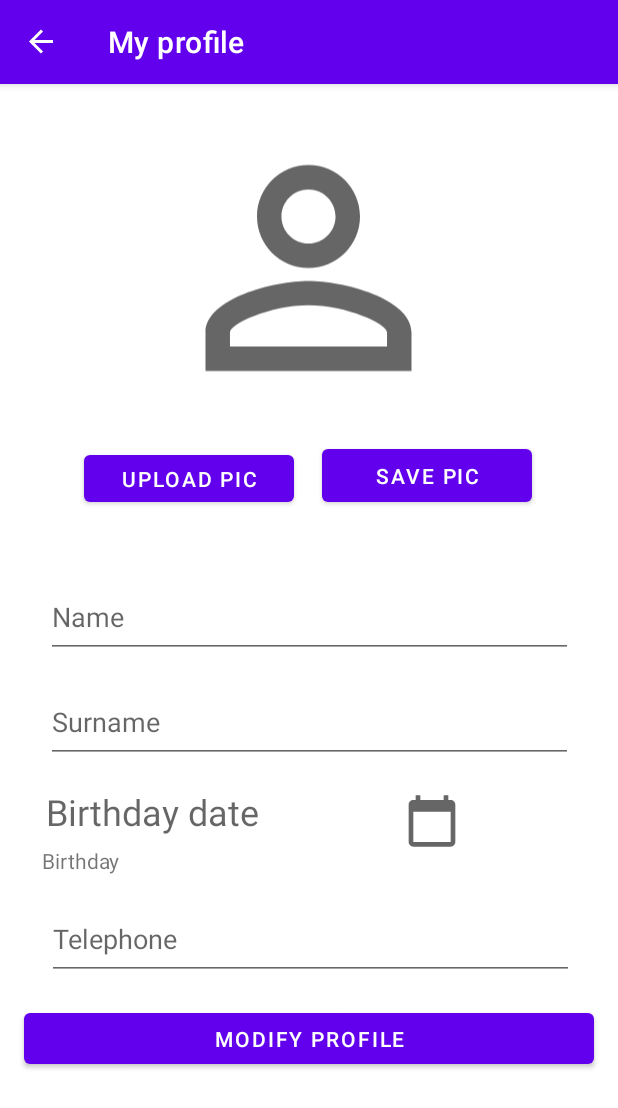
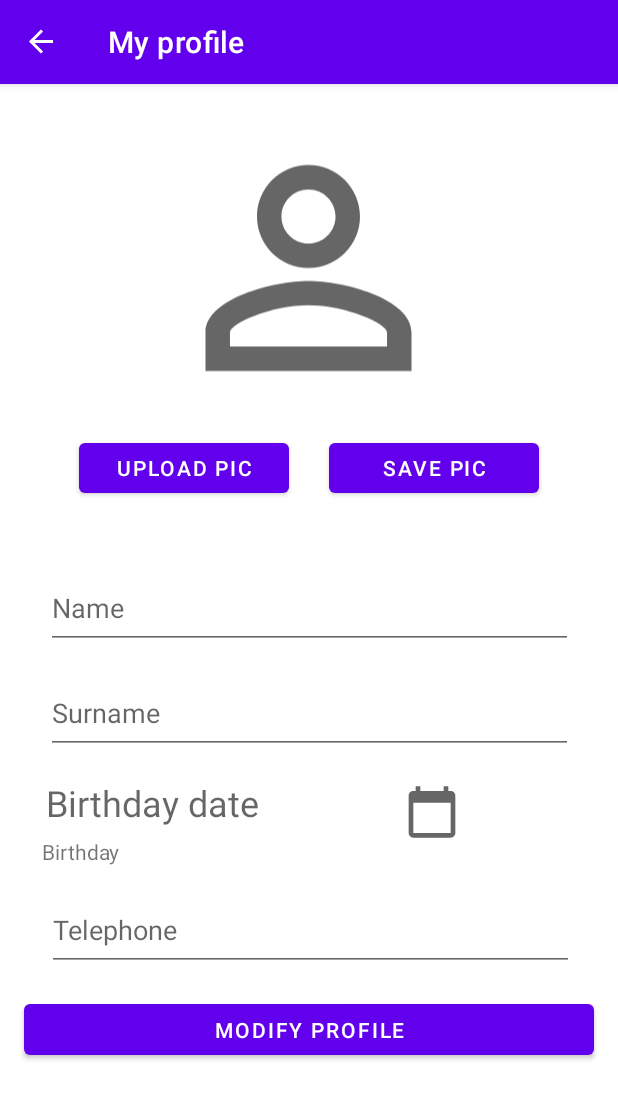
Before and after one commit to gianluca-pepe/eatwithme, an Android app: the MyProfileFragment screen opened through its navigation route, on a phone screen of 412 x 824 dp. Shown: the top 1108 px of the screen. Run offline under Robolectric (Android 15) with nearby library versions, the phone set to English and light mode, and no system bars; our stand-ins replace Firebase (no records; nobody signed in at launch, a user with empty details on screens opened directly), navigation-ui; pictures from the network do not load.

Commit message:
Fix scroll on "My profile" + some text size fix

```diff
--- a/app/src/main/res/layout/fragment_my_profile.xml
+++ b/app/src/main/res/layout/fragment_my_profile.xml
@@ -1,11 +1,17 @@
 <?xml version="1.0" encoding="utf-8"?>
-<androidx.constraintlayout.widget.ConstraintLayout xmlns:android="http://schemas.android.com/apk/res/android"
+<ScrollView xmlns:android="http://schemas.android.com/apk/res/android"
     xmlns:app="http://schemas.android.com/apk/res-auto"
     xmlns:tools="http://schemas.android.com/tools"
-    android:id="@+id/frameLayoutMyProfile"
     android:layout_width="match_parent"
     android:layout_height="match_parent"
+    android:id="@+id/frameLayoutMyProfile"
     tools:context=".MyProfileFragment">
+<androidx.constraintlayout.widget.ConstraintLayout
+
+    android:layout_width="match_parent"
+    android:layout_height="match_parent"
+    >
+
 
     <com.google.android.material.textfield.TextInputEditText
         android:id="@+id/input_user_name"
@@ -83,11 +89,12 @@
     <Button
         android:id="@+id/btn_upload_image"
         android:layout_width="140dp"
-        android:layout_height="47dp"
-        android:layout_marginTop="8dp"
+        android:layout_height="45dp"
+        android:layout_marginTop="4dp"
+        android:layout_marginEnd="26dp"
         android:text="Save pic"
         app:layout_constraintEnd_toEndOf="parent"
-        app:layout_constraintHorizontal_bias="0.242"
+        app:layout_constraintHorizontal_bias="0.572"
         app:layout_constraintStart_toEndOf="@+id/btn_choose_image"
         app:layout_constraintTop_toBottomOf="@+id/img_userpic" />
 
@@ -98,7 +105,9 @@
         android:layout_marginStart="16dp"
         android:layout_marginTop="16dp"
         android:layout_marginEnd="16dp"
+        android:layout_marginBottom="20dp"
         android:text="Modify profile"
+        app:layout_constraintBottom_toBottomOf="parent"
         app:layout_constraintEnd_toEndOf="parent"
         app:layout_constraintHorizontal_bias="0.519"
         app:layout_constraintStart_toStartOf="parent"
@@ -128,10 +137,13 @@
     <Button
         android:id="@+id/btn_choose_image"
         android:layout_width="140dp"
-        android:layout_height="43dp"
-        android:layout_marginStart="56dp"
-        android:layout_marginTop="12dp"
+        android:layout_height="45dp"
+        android:layout_marginStart="26dp"
+        android:layout_marginTop="4dp"
         android:text="Upload pic"
+        app:layout_constraintEnd_toStartOf="@+id/btn_upload_image"
         app:layout_constraintStart_toStartOf="parent"
         app:layout_constraintTop_toBottomOf="@+id/img_userpic" />
+
 </androidx.constraintlayout.widget.ConstraintLayout>
+</ScrollView>
--- a/app/src/main/res/values/styles.xml
+++ b/app/src/main/res/values/styles.xml
@@ -13,7 +13,7 @@
         <!-- Remove bar -->
         <item name="android:windowNoTitle">true</item>
         <!-- Customize your theme here. -->
-        <item name="android:windowBackground">@mipmap/background_login</item>
+        <!-- <item name="android:windowBackground">@mipmap/background_login</item> -->
         <!--<item name="android:scaleType">centerCrop</item>-->
         <item name="android:layout_height">wrap_content</item>
     </style>
```
Also changed, not shown: app/src/main/res/layout/table_row_item.xml (+9 -5 lines).
